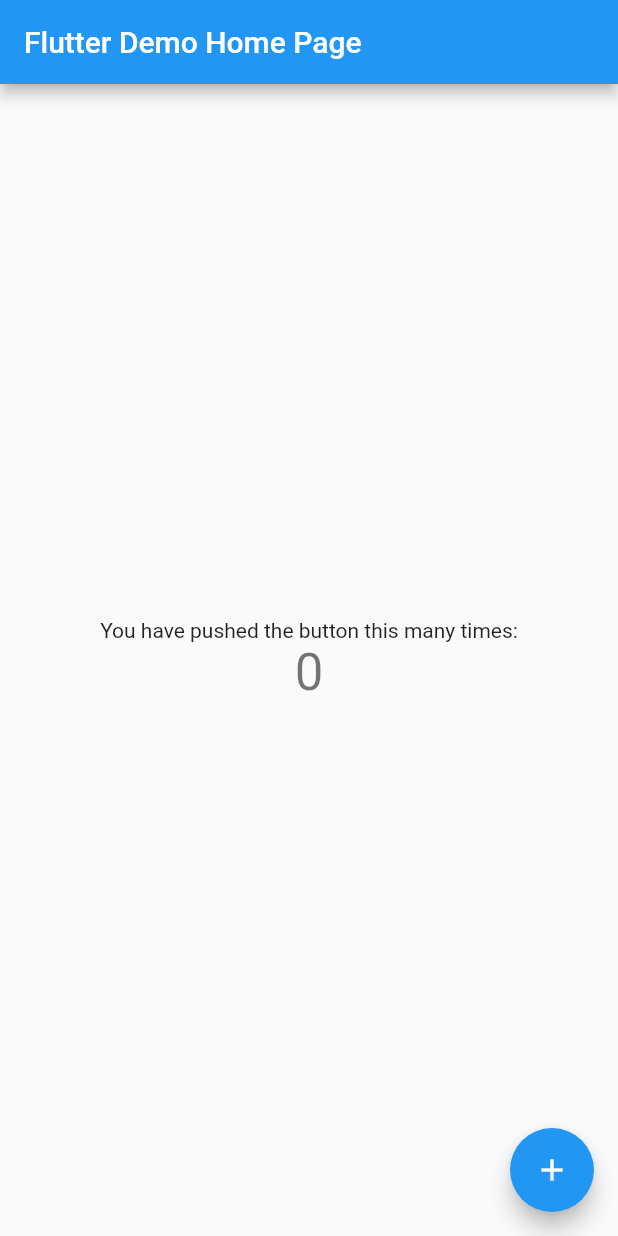
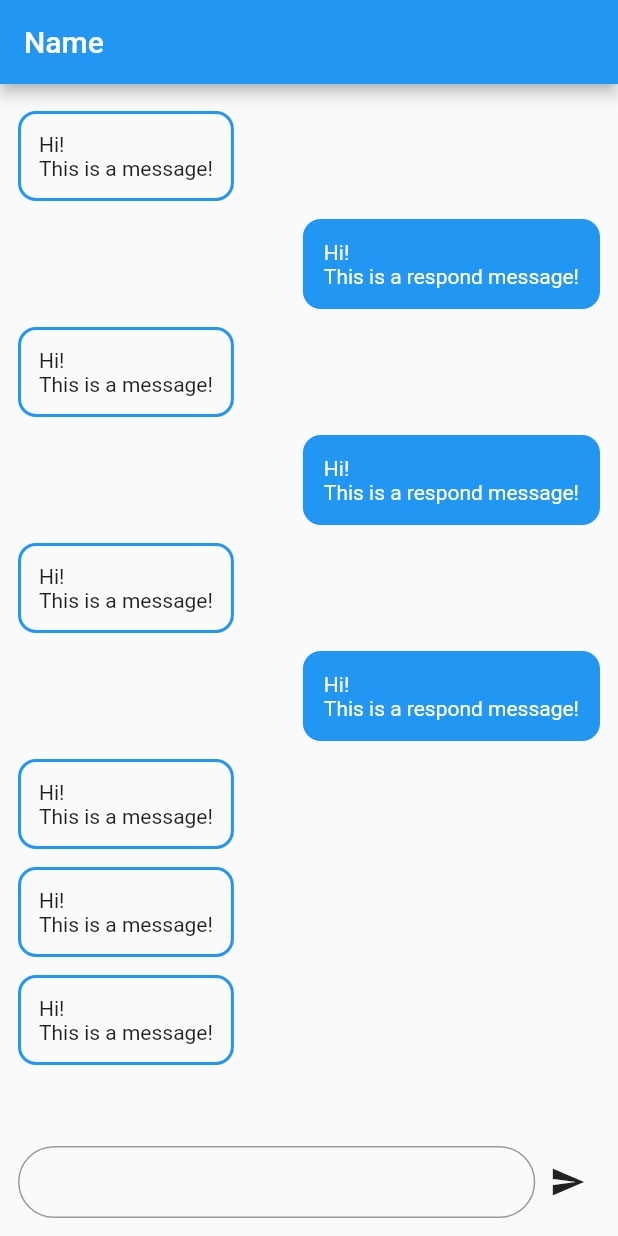
Before and after one commit to ricky9667/simple-chat, a Flutter app: the screen it shows after launch, on a phone screen of 412 x 824 dp. Run offline on Flutter 3.47's test engine with Material 2 defaults, Android fonts, the phone set to English and light mode, and no system bars.

Commit message:
Feature: create basic chat page UI

```diff
--- a/lib/main.dart
+++ b/lib/main.dart
@@ -1,4 +1,5 @@
 import 'package:flutter/material.dart';
+import 'package:simple_chat/pages/chatroom_page.dart';
 
 void main() {
   runApp(const MyApp());
@@ -24,92 +25,7 @@
         // is not restarted.
         primarySwatch: Colors.blue,
       ),
-      home: const MyHomePage(title: 'Flutter Demo Home Page'),
+      home: const ChatroomPage(),
     );
   }
 }
-
-class MyHomePage extends StatefulWidget {
-  const MyHomePage({Key? key, required this.title}) : super(key: key);
-
-  // This widget is the home page of your application. It is stateful, meaning
-  // that it has a State object (defined below) that contains fields that affect
-  // how it looks.
-
-  // This class is the configuration for the state. It holds the values (in this
-  // case the title) provided by the parent (in this case the App widget) and
-  // used by the build method of the State. Fields in a Widget subclass are
-  // always marked "final".
-
-  final String title;
-
-  @override
-  State<MyHomePage> createState() => _MyHomePageState();
-}
-
-class _MyHomePageState extends State<MyHomePage> {
-  int _counter = 0;
-
-  void _incrementCounter() {
-    setState(() {
-      // This call to setState tells the Flutter framework that something has
-      // changed in this State, which causes it to rerun the build method below
-      // so that the display can reflect the updated values. If we changed
-      // _counter without calling setState(), then the build method would not be
-      // called again, and so nothing would appear to happen.
-      _counter++;
-    });
-  }
-
-  @override
-  Widget build(BuildContext context) {
-    // This method is rerun every time setState is called, for instance as done
-    // by the _incrementCounter method above.
-    //
-    // The Flutter framework has been optimized to make rerunning build methods
-    // fast, so that you can just rebuild anything that needs updating rather
-    // than having to individually change instances of widgets.
-    return Scaffold(
-      appBar: AppBar(
-        // Here we take the value from the MyHomePage object that was created by
-        // the App.build method, and use it to set our appbar title.
-        title: Text(widget.title),
-      ),
-      body: Center(
-        // Center is a layout widget. It takes a single child and positions it
-        // in the middle of the parent.
-        child: Column(
-          // Column is also a layout widget. It takes a list of children and
-          // arranges them vertically. By default, it sizes itself to fit its
-          // children horizontally, and tries to be as tall as its parent.
-          //
-          // Invoke "debug painting" (press "p" in the console, choose the
-          // "Toggle Debug Paint" action from the Flutter Inspector in Android
-          // Studio, or the "Toggle Debug Paint" command in Visual Studio Code)
-          // to see the wireframe for each widget.
-          //
-          // Column has various properties to control how it sizes itself and
-          // how it positions its children. Here we use mainAxisAlignment to
-          // center the children vertically; the main axis here is the vertical
-          // axis because Columns are vertical (the cross axis would be
-          // horizontal).
-          mainAxisAlignment: MainAxisAlignment.center,
-          children: <Widget>[
-            const Text(
-              'You have pushed the button this many times:',
-            ),
-            Text(
-              '$_counter',
-              style: Theme.of(context).textTheme.headline4,
-            ),
-          ],
-        ),
-      ),
-      floatingActionButton: FloatingActionButton(
-        onPressed: _incrementCounter,
-        tooltip: 'Increment',
-        child: const Icon(Icons.add),
-      ), // This trailing comma makes auto-formatting nicer for build methods.
-    );
-  }
-}
--- /dev/null
+++ b/lib/pages/chatroom_page.dart
@@ -0,0 +1,94 @@
+import 'package:flutter/material.dart';
+import 'package:simple_chat/widgets/message_box.dart';
+
+class ChatroomPage extends StatelessWidget {
+  const ChatroomPage({Key? key}) : super(key: key);
+
+  @override
+  Widget build(BuildContext context) {
+    return Scaffold(
+      appBar: AppBar(
+        title: const Text('Name'),
+      ),
+      body: SafeArea(
+        child: Container(
+          padding: const EdgeInsets.all(12),
+          width: double.infinity,
+          height: double.infinity,
+          child: Column(
+            mainAxisAlignment: MainAxisAlignment.end,
+            children: [
+              Expanded(
+                flex: 9,
+                child: SingleChildScrollView(
+                  child: Column(
+                    children: const [
+                      MessageBox(message: 'Hi!\nThis is a message!', isSelf: false),
+                      MessageBox(message: 'Hi!\nThis is a respond message!', isSelf: true),
+                      MessageBox(message: 'Hi!\nThis is a message!', isSelf: false),
+                      MessageBox(message: 'Hi!\nThis is a respond message!', isSelf: true),
+                      MessageBox(message: 'Hi!\nThis is a message!', isSelf: false),
+                      MessageBox(message: 'Hi!\nThis is a respond message!', isSelf: true),
+                      MessageBox(message: 'Hi!\nThis is a message!', isSelf: false),
+                      MessageBox(message: 'Hi!\nThis is a message!', isSelf: false),
+                      MessageBox(message: 'Hi!\nThis is a message!', isSelf: false),
+                    ],
+                  ),
+                ),
+              ),
+              const SizedBox(height: 12),
+              Row(
+                children: [
+                  Expanded(
+                    flex: 8,
+                    child: TextFormField(
+                      controller: null,
+                      decoration: InputDecoration(
+                        border: OutlineInputBorder(
+                          borderRadius: BorderRadius.circular(32),
+                        ),
+                        contentPadding: const EdgeInsets.symmetric(vertical: 0, horizontal: 8),
+                      ),
+                      autocorrect: false,
+                      keyboardType: TextInputType.multiline,
+                      minLines: 1,
+                      maxLines: 3,
+                    ),
+                  ),
+                  Expanded(
+                    flex: 1,
+                    child: IconButton(
+                      icon: const Icon(Icons.send),
+                      focusColor: Colors.transparent,
+                      hoverColor: Colors.transparent,
+                      splashColor: Colors.transparent,
+                      highlightColor: Colors.transparent,
+                      onPressed: () {
+                        print('onPressed');
+                      },
+                    ),
+                  ),
+                ],
+              ),
+            ],
+          ),
+        ),
+      ),
+    );
+  }
+}
+
+/*
+Column(
+                mainAxisAlignment: MainAxisAlignment.center,
+                children: [
+                  Text('hello'),
+                  TextFormField(
+                    controller: null,
+                    decoration: const InputDecoration(labelText: ''),
+                    autocorrect: false,
+                    keyboardType: TextInputType.text,
+                  ),
+                ],
+              )
+ */
--- /dev/null
+++ b/lib/widgets/message_box.dart
@@ -0,0 +1,43 @@
+import 'package:flutter/material.dart';
+
+class MessageBox extends StatelessWidget {
+  const MessageBox({Key? key, required this.message, required this.isSelf}) : super(key: key);
+
+  final String message;
+  final bool isSelf;
+
+  @override
+  Widget build(BuildContext context) {
+    if (isSelf) {
+      return Align(
+        alignment: Alignment.centerRight,
+        child: Container(
+          child: Text(
+            message,
+            style: const TextStyle(color: Colors.white),
+          ),
+          padding: const EdgeInsets.all(12.0),
+          margin: const EdgeInsets.symmetric(horizontal: 0, vertical: 6),
+          decoration: BoxDecoration(
+            color: Colors.blue,
+            border: Border.all(color: Colors.blue, width: 2),
+            borderRadius: BorderRadius.circular(12),
+          ),
+        ),
+      );
+    } else {
+      return Align(
+        alignment: Alignment.centerLeft,
+        child: Container(
+          child: Text(message),
+          padding: const EdgeInsets.all(12.0),
+          margin: const EdgeInsets.symmetric(horizontal: 0, vertical: 6),
+          decoration: BoxDecoration(
+            border: Border.all(color: Colors.blue, width: 2),
+            borderRadius: BorderRadius.circular(12),
+          ),
+        ),
+      );
+    }
+  }
+}
--- a/pubspec.yaml
+++ b/pubspec.yaml
@@ -34,6 +34,8 @@
   # The following adds the Cupertino Icons font to your application.
   # Use with the CupertinoIcons class for iOS style icons.
   cupertino_icons: ^1.0.2
+  flutter_riverpod: ^1.0.3
+  freezed_annotation: ^2.0.1
 
 dev_dependencies:
   flutter_test:
@@ -45,6 +47,9 @@
   # package. See that file for information about deactivating specific lint
   # rules and activating additional ones.
   flutter_lints: ^1.0.0
+  build_runner: ^2.1.10
+  freezed: ^2.0.2
+  json_serializable: ^6.1.6
 
 # For information on the generic Dart part of this file, see the
 # following page: https://dart.dev/tools/pub/pubspec
```
Also changed, not shown: pubspec.lock.
